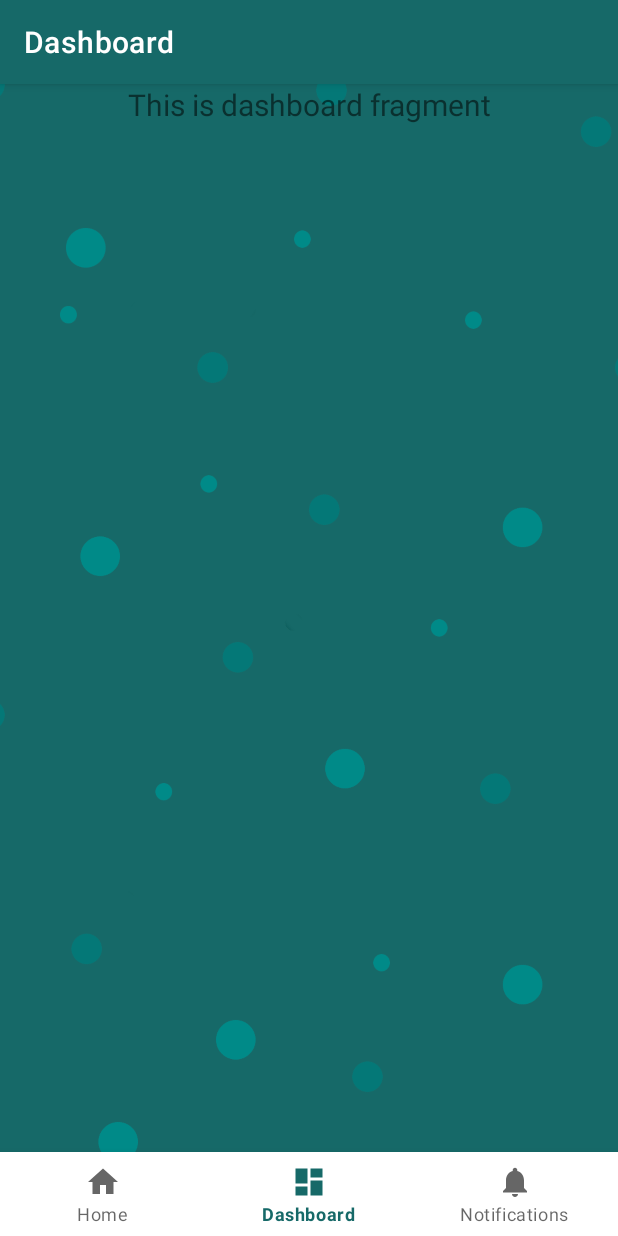
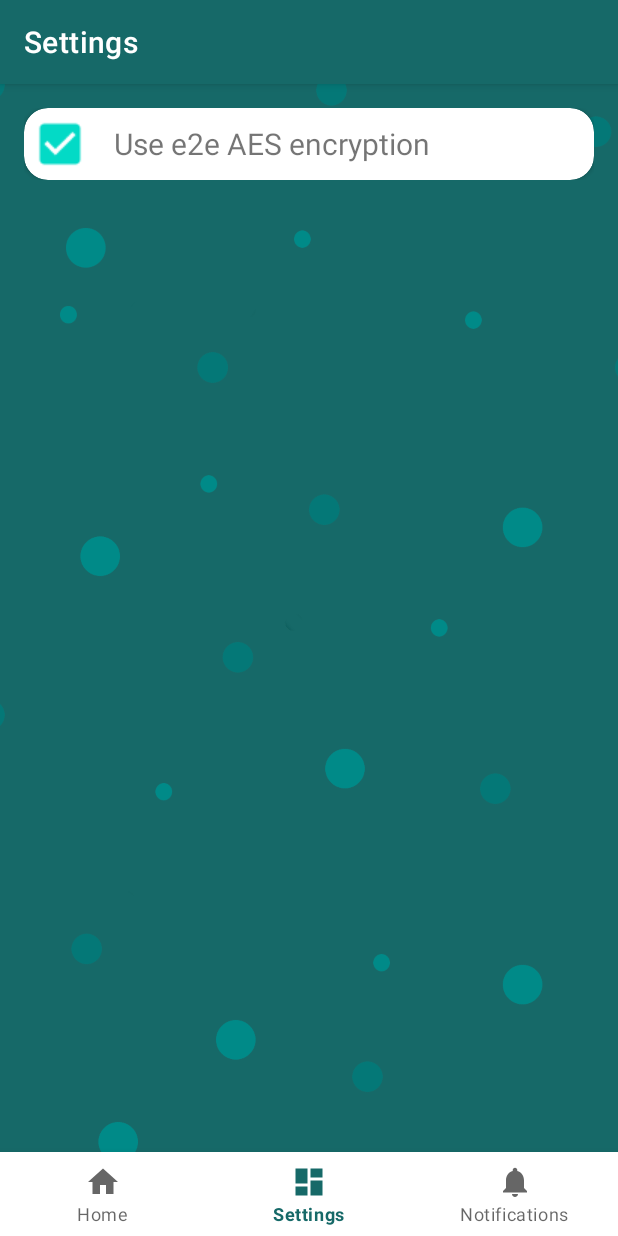
Before and after one commit to gantzzz/justvpn-android, an Android app: the screen it shows after launch (MainActivity), item 2 of the bottom bar chosen, on a phone screen of 412 x 824 dp. Run offline under Robolectric (Android 15) with nearby library versions, the light colour scheme and no system bars; our stand-ins replace Volley, navigation-ui; network calls fail.

Commit message:
add settings for e2e enc

```diff
--- a/app/build.gradle
+++ b/app/build.gradle
@@ -10,8 +10,8 @@ android {
         applicationId "online.justvpn"
         minSdk 26
         targetSdk 33
-        versionCode 54
-        versionName "NG: UI fix crash on status update"
+        versionCode 55
+        versionName "Add encryption support in settings"
 
         testInstrumentationRunner "androidx.test.runner.AndroidJUnitRunner"
     }
--- a/app/src/main/java/online/justvpn/Definitions/Connection.java
+++ b/app/src/main/java/online/justvpn/Definitions/Connection.java
@@ -7,6 +7,7 @@ public class Connection {
         CONNECTING,    // this connection is being initialized
         DISCONNECTING, // the client is disconnecting
         CONNECTED,     // handshake complete and the interface is configured
+        ENCRYPTED,     // The connection is active and encrypted
         ACTIVE,        // connection is established completely and IP packets are being forwarded
         DISCONNECTED,  // the client is not connected anymore
         NO_SLOTS,      // selected server cannot handle any more connections as it's full
--- a/app/src/main/java/online/justvpn/JCrypto/JCrypto.java
+++ b/app/src/main/java/online/justvpn/JCrypto/JCrypto.java
@@ -1,4 +1,6 @@
 package online.justvpn.JCrypto;
+
+import android.util.Log;
 
 import java.security.KeyFactory;
 import java.security.NoSuchAlgorithmException;
@@ -95,6 +97,7 @@ public class JCrypto {
 
         } catch (Exception e)
         {
+            Log.d("Justvpn", "Encrypt failed: " + e.toString());
             return encrypted;
         }
 
@@ -114,6 +117,7 @@ public class JCrypto {
 
         } catch (Exception e)
         {
+            Log.d("Justvpn", "Decrypt failed: " + e.toString());
             return decrypted;
         }
 
--- a/app/src/main/java/online/justvpn/MainActivity.java
+++ b/app/src/main/java/online/justvpn/MainActivity.java
@@ -1,5 +1,9 @@
 package online.justvpn;
 
+import android.app.AlertDialog;
+import android.content.Context;
+import android.content.DialogInterface;
+import android.content.SharedPreferences;
 import android.content.res.Configuration;
 import android.os.Bundle;
 import android.widget.ImageView;
@@ -34,7 +38,7 @@ public class MainActivity extends AppCompatActivity {
         // Passing each menu ID as a set of Ids because each
         // menu should be considered as top level destinations.
         AppBarConfiguration appBarConfiguration = new AppBarConfiguration.Builder(
-                R.id.navigation_home, R.id.navigation_dashboard, R.id.navigation_notifications)
+                R.id.navigation_home, R.id.navigation_settings, R.id.navigation_notifications)
                 .build();
         NavController navController = Navigation.findNavController(this, R.id.nav_host_fragment_activity_main);
         NavigationUI.setupActionBarWithNavController(this, navController, appBarConfiguration);
--- a/app/src/main/java/online/justvpn/VpnService/JustVpnAPI.java
+++ b/app/src/main/java/online/justvpn/VpnService/JustVpnAPI.java
@@ -155,6 +155,10 @@ public class JustVpnAPI {
         void onGetStatsReady(List<ServerDataModel> servers);
         void onGetStatsError(VolleyError error);
     }
+    public static class JustvpnSettings implements Serializable
+    {
+        public Boolean mIsEcnryptionEnabled = false;
+    }
     public static class ServerDataModel implements Serializable
     {
         public int mId = -1;
--- a/app/src/main/java/online/justvpn/ui/dashboard/DashboardFragment.java
+++ /dev/null
@@ -1,42 +0,0 @@
-package online.justvpn.ui.dashboard;
-
-import android.graphics.Color;
-import android.os.Bundle;
-import android.view.LayoutInflater;
-import android.view.View;
-import android.view.ViewGroup;
-import android.widget.TextView;
-
-import androidx.annotation.NonNull;
-import androidx.annotation.Nullable;
-import androidx.fragment.app.Fragment;
-import androidx.lifecycle.ViewModelProvider;
-
-import online.justvpn.MainActivity;
-import online.justvpn.R;
-import online.justvpn.databinding.FragmentDashboardBinding;
-
-public class DashboardFragment extends Fragment {
-
-    private FragmentDashboardBinding binding;
-
-    public View onCreateView(@NonNull LayoutInflater inflater,
-                             ViewGroup container, Bundle savedInstanceState) {
-        DashboardViewModel dashboardViewModel =
-                new ViewModelProvider(this).get(DashboardViewModel.class);
-
-        binding = FragmentDashboardBinding.inflate(inflater, container, false);
-        View root = binding.getRoot();
-
-        final TextView textView = binding.textDashboard;
-        dashboardViewModel.getText().observe(getViewLifecycleOwner(), textView::setText);
-
-        return root;
-    }
-
-    @Override
-    public void onDestroyView() {
-        super.onDestroyView();
-        binding = null;
-    }
-}
--- /dev/null
+++ b/app/src/main/java/online/justvpn/ui/settings/SettingsFragment.java
@@ -0,0 +1,109 @@
+package online.justvpn.ui.settings;
+
+import android.app.AlertDialog;
+import android.content.Context;
+import android.content.DialogInterface;
+import android.content.SharedPreferences;
+import android.os.Bundle;
+import android.preference.PreferenceManager;
+import android.view.LayoutInflater;
+import android.view.View;
+import android.view.ViewGroup;
+import android.widget.CheckBox;
+import android.widget.TextView;
+
+import androidx.annotation.NonNull;
+import androidx.annotation.Nullable;
+import androidx.fragment.app.Fragment;
+import online.justvpn.R;
+import online.justvpn.databinding.FragmentSettingsBinding;
+import online.justvpn.ui.home.HomeFragment;
+
+public class SettingsFragment extends Fragment {
+    private FragmentSettingsBinding binding;
+
+    private SharedPreferences sharedPreferences;
+    private SharedPreferences.Editor editor;
+
+    private Boolean mSettingsUpdated = false;
+    SharedPreferences.OnSharedPreferenceChangeListener mSharedPrefChangeListener;
+    public View onCreateView(@NonNull LayoutInflater inflater,
+                             ViewGroup container, Bundle savedInstanceState) {
+        //SettingsViewModel settingsViewModel =
+        //        new ViewModelProvider(this).get(SettingsViewModel.class);
+
+        binding = FragmentSettingsBinding.inflate(inflater, container, false);
+        View root = binding.getRoot();
+
+        final TextView textView = binding.textSettings;
+        //settingsViewModel.getText().observe(getViewLifecycleOwner(), textView::setText);
+        sharedPreferences = getActivity().getSharedPreferences("preferences", Context.MODE_PRIVATE);
+        editor = sharedPreferences.edit();
+
+        mSharedPrefChangeListener = new SharedPreferences.OnSharedPreferenceChangeListener() {
+            @Override
+            public void onSharedPreferenceChanged(SharedPreferences sharedPreferences, String s) {
+                mSettingsUpdated = true;
+            }
+        };
+
+        sharedPreferences.registerOnSharedPreferenceChangeListener(mSharedPrefChangeListener);
+
+        SetupSettings();
+        // touch a line triggers the checkbox
+        binding.getRoot().findViewById(R.id.setting_line).setOnClickListener(new View.OnClickListener() {
+            @Override
+            public void onClick(View view) {
+                CheckBox cb = binding.getRoot().findViewById(R.id.checkBoxSettingEncryption);
+                cb.setChecked(!cb.isChecked()); // reverse
+                cb.callOnClick();
+            }
+        });
+        return root;
+    }
+    @Override
+    public void onPause()
+    {
+        super.onPause();
+
+        // apply changes in settings
+        editor.commit();
+
+        if (mSettingsUpdated)
+        {
+            AlertDialog.Builder builder = new AlertDialog.Builder(requireActivity());
+            builder.setTitle(R.string.settings_change_dialog_title)
+                    .setMessage(R.string.settings_change_dialog_text)
+                    .setPositiveButton("OK", new DialogInterface.OnClickListener() {
+                        public void onClick(DialogInterface dialog, int id) {
+                            // Positive button clicked
+                            // You can add code here to handle the OK button click
+                        }
+                    });
+            builder.show();
+        }
+    }
+
+    private void SetupSettings()
+    {
+        // Setup for encryption
+        Boolean encryption = sharedPreferences.getBoolean("encryption", true);
+        CheckBox cb = binding.getRoot().findViewById(R.id.checkBoxSettingEncryption);
+        cb.setChecked(encryption);
+        cb.setOnClickListener(new View.OnClickListener() {
+            @Override
+            public void onClick(View view) {
+                CheckBox v = (CheckBox) view;
+                SharedPreferences sharedPreferences = getActivity().getSharedPreferences("preferences", Context.MODE_PRIVATE);
+                editor.putBoolean("encryption", v.isChecked());
+            }
+        });
+    }
+
+    @Override
+    public void onDestroyView() {
+        super.onDestroyView();
+        binding = null;
+        sharedPreferences.unregisterOnSharedPreferenceChangeListener(mSharedPrefChangeListener);
+    }
+}
--- a/app/src/main/java/online/justvpn/ui/dashboard/DashboardViewModel.java
+++ b/app/src/main/java/online/justvpn/ui/settings/SettingsViewModel.java
@@ -1,14 +1,14 @@
-package online.justvpn.ui.dashboard;
+package online.justvpn.ui.settings;
 
 import androidx.lifecycle.LiveData;
 import androidx.lifecycle.MutableLiveData;
 import androidx.lifecycle.ViewModel;
 
-public class DashboardViewModel extends ViewModel {
+public class SettingsViewModel extends ViewModel {
 
     private final MutableLiveData<String> mText;
 
-    public DashboardViewModel() {
+    public SettingsViewModel() {
         mText = new MutableLiveData<>();
         mText.setValue("This is dashboard fragment");
     }
--- a/app/src/main/res/layout/fragment_dashboard.xml
+++ /dev/null
@@ -1,19 +0,0 @@
-<?xml version="1.0" encoding="utf-8"?>
-<androidx.constraintlayout.widget.ConstraintLayout xmlns:android="http://schemas.android.com/apk/res/android"
-    xmlns:app="http://schemas.android.com/apk/res-auto"
-    xmlns:tools="http://schemas.android.com/tools"
-    android:layout_width="match_parent"
-    android:layout_height="match_parent"
-    tools:context=".ui.dashboard.DashboardFragment">
-
-    <TextView
-        android:id="@+id/text_dashboard"
-        android:layout_width="match_parent"
-        android:layout_height="match_parent"
-        android:textAlignment="center"
-        android:textSize="20sp"
-        app:layout_constraintBottom_toBottomOf="parent"
-        app:layout_constraintEnd_toEndOf="parent"
-        app:layout_constraintStart_toStartOf="parent"
-        app:layout_constraintTop_toTopOf="parent" />
-</androidx.constraintlayout.widget.ConstraintLayout>
--- /dev/null
+++ b/app/src/main/res/layout/fragment_settings.xml
@@ -0,0 +1,57 @@
+<?xml version="1.0" encoding="utf-8"?>
+<androidx.constraintlayout.widget.ConstraintLayout xmlns:android="http://schemas.android.com/apk/res/android"
+    xmlns:app="http://schemas.android.com/apk/res-auto"
+    xmlns:tools="http://schemas.android.com/tools"
+    android:layout_width="match_parent"
+    android:layout_height="match_parent"
+    tools:context=".ui.settings.SettingsFragment">
+
+    <TextView
+        android:id="@+id/text_settings"
+        android:layout_width="match_parent"
+        android:layout_height="match_parent"
+        android:textAlignment="center"
+        android:textSize="20sp"
+        app:layout_constraintBottom_toBottomOf="parent"
+        app:layout_constraintEnd_toEndOf="parent"
+        app:layout_constraintStart_toStartOf="parent"
+        app:layout_constraintTop_toTopOf="parent" />
+    <ScrollView
+        xmlns:android="http://schemas.android.com/apk/res/android"
+        android:layout_width="match_parent"
+        android:layout_height="match_parent">
+
+        <LinearLayout
+            android:layout_width="match_parent"
+            android:layout_height="wrap_content"
+            android:orientation="vertical"
+            android:padding="16dp">
+
+            <androidx.cardview.widget.CardView
+                android:id="@+id/setting_line"
+                android:layout_width="match_parent"
+                android:layout_height="wrap_content"
+                android:orientation="horizontal"
+                android:layout_gravity="center_vertical"
+                android:background="@color/white"
+                app:cardCornerRadius="16dp">
+
+                <CheckBox
+                    android:id="@+id/checkBoxSettingEncryption"
+                    android:layout_width="wrap_content"
+                    android:layout_height="wrap_content"
+                    android:scaleX="1.5"
+                    android:scaleY="1.5"/>
+
+                <TextView
+                    android:id="@+id/editTextSetting"
+                    android:layout_marginHorizontal="60dp"
+                    android:layout_width="match_parent"
+                    android:layout_height="match_parent"
+                    android:layout_gravity="center_vertical"
+                    android:textSize="20dp"
+                    android:text="@string/enable_encryption"/>
+            </androidx.cardview.widget.CardView>
+        </LinearLayout>
+    </ScrollView>
+</androidx.constraintlayout.widget.ConstraintLayout>
--- a/app/src/main/res/menu/bottom_nav_menu.xml
+++ b/app/src/main/res/menu/bottom_nav_menu.xml
@@ -7,9 +7,9 @@
         android:title="@string/title_home"/>
 
     <item
-        android:id="@+id/navigation_dashboard"
+        android:id="@+id/navigation_settings"
         android:icon="@drawable/ic_dashboard_black_24dp"
-        android:title="@string/title_dashboard" />
+        android:title="@string/title_settings" />
 
     <item
         android:id="@+id/navigation_notifications"
--- a/app/src/main/res/navigation/mobile_navigation.xml
+++ b/app/src/main/res/navigation/mobile_navigation.xml
@@ -11,10 +11,10 @@
         tools:layout="@layout/fragment_home"/>
 
     <fragment
-        android:id="@+id/navigation_dashboard"
-        android:name="online.justvpn.ui.dashboard.DashboardFragment"
-        android:label="@string/title_dashboard"
-        tools:layout="@layout/fragment_dashboard" />
+        android:id="@+id/navigation_settings"
+        android:name="online.justvpn.ui.settings.SettingsFragment"
+        android:label="@string/title_settings"
+        tools:layout="@layout/fragment_settings" />
 
     <fragment
         android:id="@+id/navigation_notifications"
--- a/app/src/main/res/values/strings.xml
+++ b/app/src/main/res/values/strings.xml
@@ -1,15 +1,21 @@
 <resources>
     <string name="app_name">justvpn</string>
     <string name="title_home">Home</string>
-    <string name="title_dashboard">Dashboard</string>
+    <string name="title_settings">Settings</string>
     <string name="title_notifications">Notifications</string>
     <string name="select_location">Select location</string>
     <string name="select_fastest_location">Fastest location</string>
     <string name="status_tap_to_connect">Tap the lock to connect</string>
     <string name="status_connecting">Connecting...</string>
     <string name="status_connected">Connected</string>
+    <string name="status_encrypted">Connected (encrypted)</string>
     <string name="status_disconnecting">Disconnecting...</string>
     <string name="status_handshake_failed">Connection failed</string>
     <string name="status_reconnecting">Reconnecting ...</string>
+    <string name="enable_encryption">Use e2e AES encryption</string>
+    <string name="settings_change_dialog_title">Settings update</string>
+    <string name="settings_change_dialog_text">You have to restart connection to apply new settings</string>
+
+
 
 </resources>
--- a/build.gradle
+++ b/build.gradle
@@ -1,5 +1,5 @@
 // Top-level build file where you can add configuration options common to all sub-projects/modules.
 plugins {
-    id 'com.android.application' version '8.1.3' apply false
-    id 'com.android.library' version '8.1.3' apply false
+    id 'com.android.application' version '8.1.4' apply false
+    id 'com.android.library' version '8.1.4' apply false
 }
```
Also changed, not shown: app/src/main/java/online/justvpn/VpnService/JustVpnConnection.java (+61 -27 lines), app/src/main/java/online/justvpn/VpnService/JustVpnService.java (+10 -11 lines), app/src/main/java/online/justvpn/ui/home/HomeFragment.java (+37 -8 lines), app/src/main/res/drawable/vpn_on_icon_enc.png (added).
